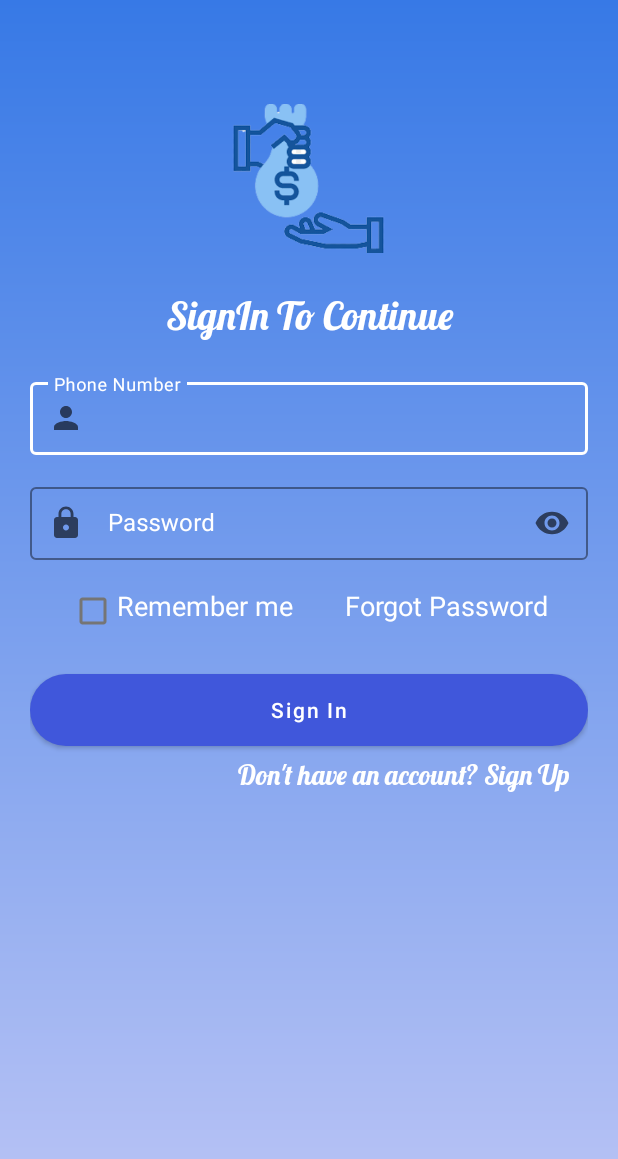
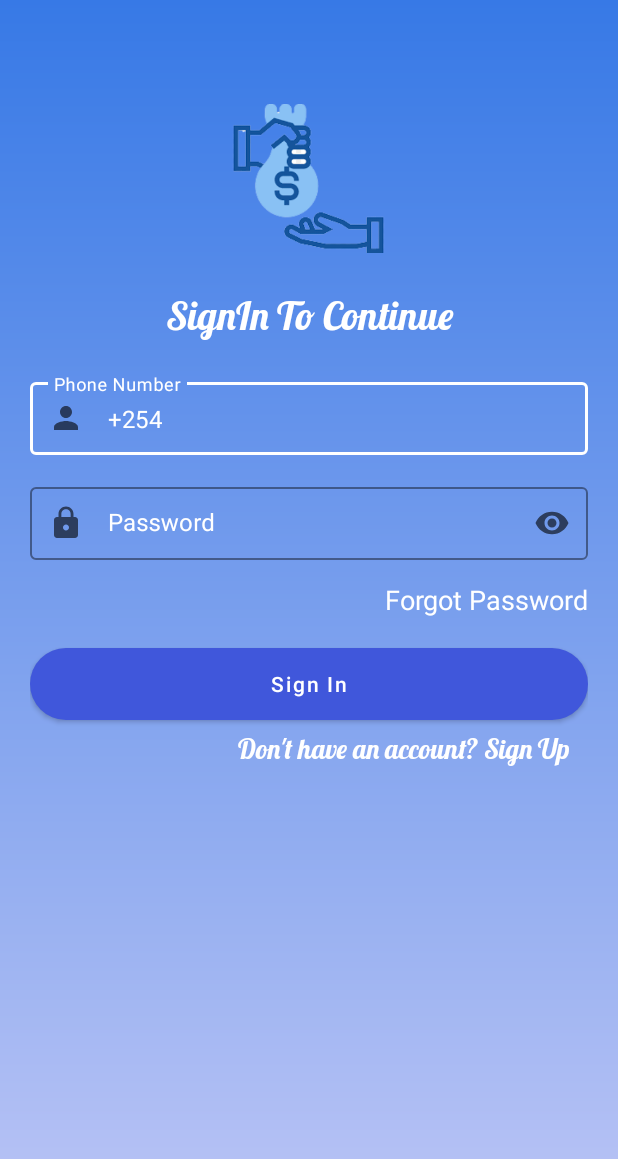
Before and after one commit to SynthiaAtieno/Loan_Management_System, an Android app: the screen it shows after launch (SignIn), on a phone screen of 412 x 824 dp. Shown: the top 1159 px of the screen. Run offline under Robolectric (Android 15) with nearby library versions, the phone set to English and light mode, and no system bars.

```diff
--- a/app/src/main/java/com/example/loanmanagementsystem/models/ApiResponse.java
+++ b/app/src/main/java/com/example/loanmanagementsystem/models/ApiResponse.java
@@ -8,8 +8,8 @@ public class ApiResponse {
     private  String status;
     @SerializedName("message")
     private  String message;
-    @SerializedName("username")
-    private String name;
+    @SerializedName("fullname")
+    private String fullname;
     @SerializedName("user_id")
     private String userId;
 
@@ -26,6 +26,6 @@ public class ApiResponse {
     }
 
     public String getName() {
-        return name;
+        return fullname;
     }
 }
--- a/app/src/main/java/com/example/loanmanagementsystem/retrofitutil/ApiInterface.java
+++ b/app/src/main/java/com/example/loanmanagementsystem/retrofitutil/ApiInterface.java
@@ -23,12 +23,12 @@ public interface ApiInterface {
 
     @FormUrlEncoded
     @POST("signup.php")
-    Call<ApiResponse> performUserSignIn(@Field("username") String username, @Field("name")String nane, @Field("email") String Password, @Field("password") String email);
+    Call<ApiResponse> performUserSignIn(@Field("phone") String phone, @Field("fullname")String fullname, @Field("email") String Password, @Field("password") String email);
 
     @FormUrlEncoded
     //api endpoint
     @POST("login.php")
-    Call<ApiResponse> performUserLogin(@Field("username")String username, @Field("password") String password);
+    Call<ApiResponse> performUserLogin(@Field("phone")String phone, @Field("password") String password);
 
     @FormUrlEncoded
     @POST("admin.php")
--- a/app/src/main/res/layout/activity_sign_in.xml
+++ b/app/src/main/res/layout/activity_sign_in.xml
@@ -52,14 +52,16 @@
                 app:boxStrokeColor="#fff"
                 app:endIconMode="clear_text"
                 app:hintTextColor="#fff"
+                app:prefixText="+254"
+                app:prefixTextColor="@color/white"
                 app:startIconDrawable="@drawable/ic_baseline_person_24">
 
                 <com.google.android.material.textfield.TextInputEditText
                     android:layout_width="match_parent"
-                    android:layout_height="match_parent"
+                    android:layout_height="wrap_content"
                     android:inputType="number"
                     android:textColor="#fff"
-                    android:maxLength="10"
+                    android:maxLength="9"
                     android:textSize="16sp" />
 
             </com.google.android.material.textfield.TextInputLayout>
@@ -86,12 +88,12 @@
                     android:textSize="16sp" />
             </com.google.android.material.textfield.TextInputLayout>
 
-            <LinearLayout
-                android:layout_width="wrap_content"
-                android:layout_height="wrap_content"
-                android:layout_marginTop="16dp"
-                android:orientation="horizontal"
-                android:padding="2dp">
+<!--            <LinearLayout-->
+<!--                android:layout_width="wrap_content"-->
+<!--                android:layout_height="wrap_content"-->
+<!--                android:layout_marginTop="16dp"-->
+<!--                android:orientation="horizontal"-->
+<!--                android:padding="2dp">-->
 
                 <CheckBox
                     android:id="@+id/remember_me"
@@ -101,6 +103,7 @@
                     android:gravity="end"
                     android:onClick="checkBoxClicked"
                     android:text="Remember me"
+                    android:visibility="gone"
                     android:textColor="#fff"
                     android:textSize="18sp" />
 
@@ -109,12 +112,14 @@
                     android:layout_width="match_parent"
                     android:layout_height="wrap_content"
                     android:gravity="end"
+                    android:layout_marginTop="14dp"
+                    android:layout_marginBottom="12dp"
                     android:text="Forgot Password"
                     android:textColor="#fff"
                     android:textSize="18sp" />
 
 
-            </LinearLayout>
+<!--            </LinearLayout>-->
 
             <Button
                 android:id="@+id/signIn_btn"
```
Also changed, not shown: app/src/main/java/com/example/loanmanagementsystem/activities/SignIn.java (+18 -18 lines), app/src/main/java/com/example/loanmanagementsystem/activities/SignUp.java (+14 -14 lines), app/src/main/res/layout/activity_sign_up.xml (+6 -3 lines).
